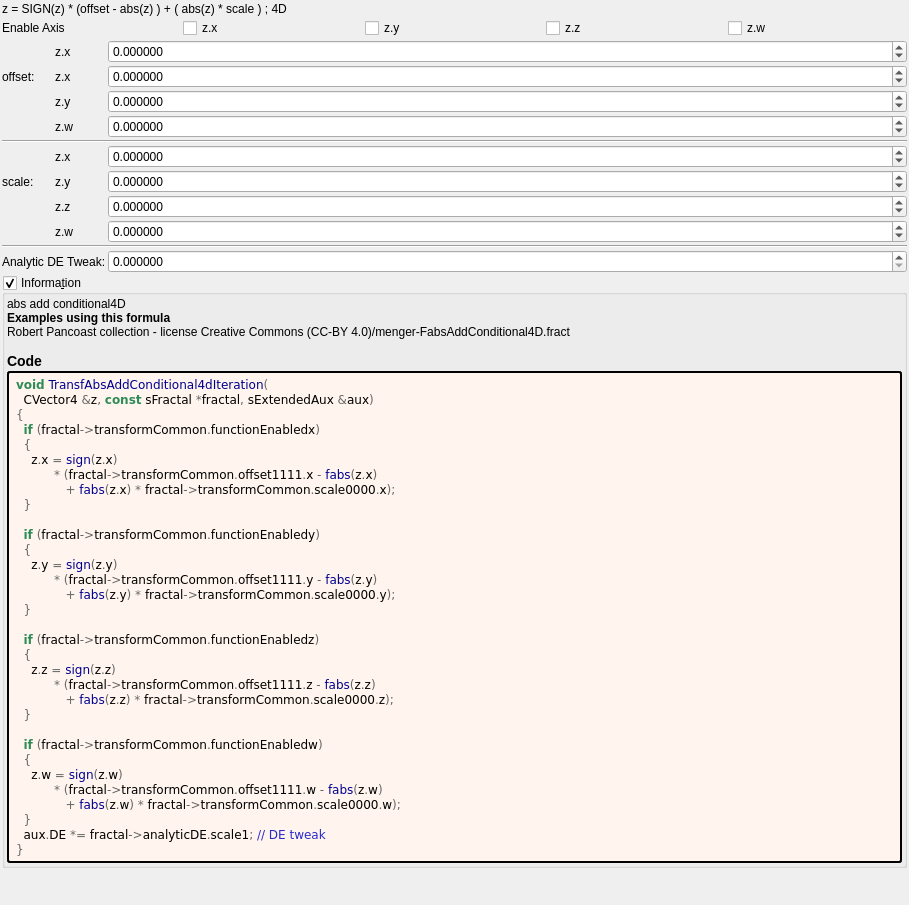
Above: mandelbulber2/deploy/share/mandelbulber2/formula/ui/transf_abs_add_conditional4d.ui from irinox-ctrl/mandelbulber2 before the change. Below: the same form after it.
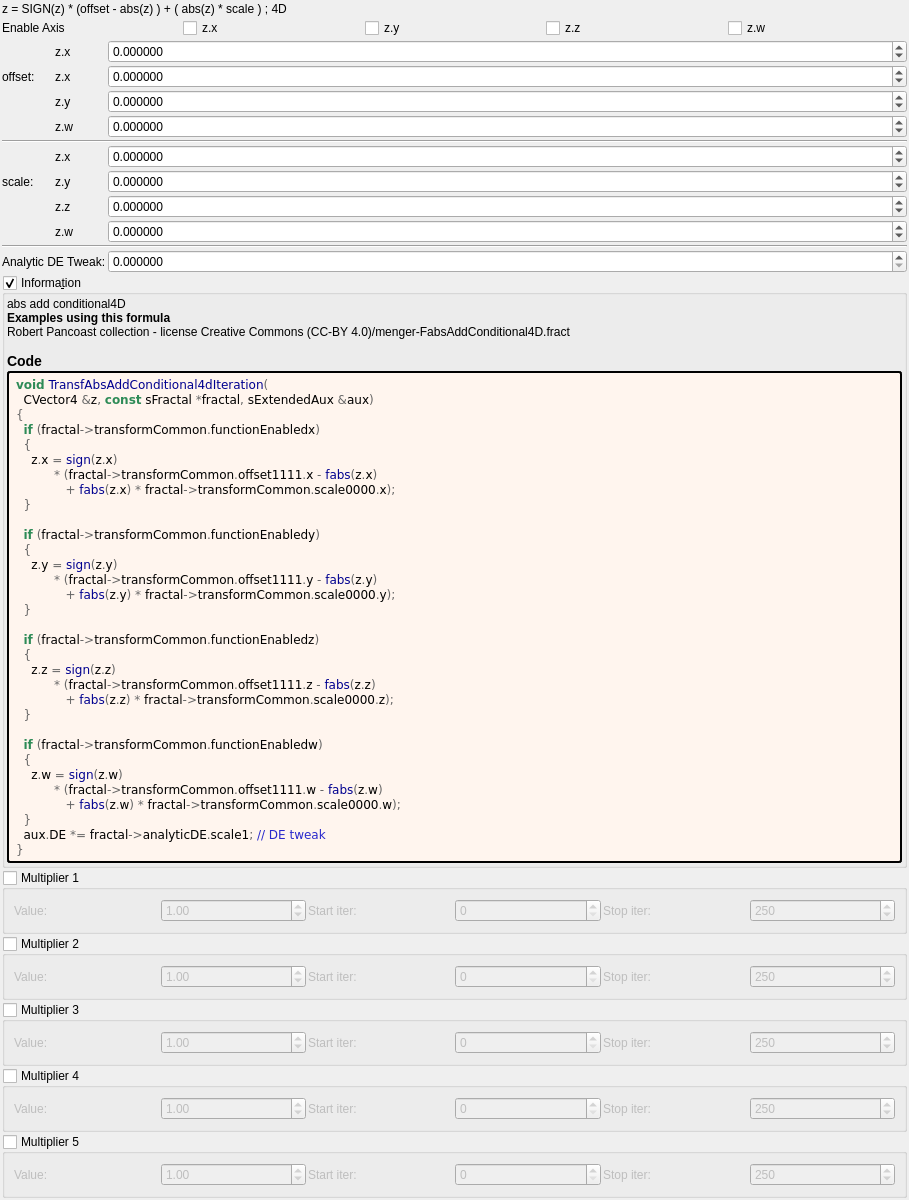
That is the form after the change. Custom widgets are drawn as their Qt base class.

Commit message:
feat: add 5 general-purpose multipliers to all 1007 fractal formulas
Each multiplier has:
- Checkbox (OFF by default)
- Value spinbox (default 1.0, range -100 to 100)
- Iteration start/stop range

Logic: z *= value; DE *= |value|;

Uses existing transformCommon parameters:
- Checkboxes: functionEnabledBx/By/Bz/Bw/CzFalse
- Values: scale4/5/6/8/16
- Ranges: startIterationsB-F/stopIterationsB-F

Modified 1007 .cpp (CPU), 1006 .cl (GPU), 1023 .ui files.
Both source (formula/) and deploy (deploy/share/) copies updated.

What changed in the file:
```diff
--- a/mandelbulber2/deploy/share/mandelbulber2/formula/ui/transf_abs_add_conditional4d.ui
+++ b/mandelbulber2/deploy/share/mandelbulber2/formula/ui/transf_abs_add_conditional4d.ui
@@ -529,6 +529,192 @@
      </layout>
     </widget>
    </item>
+   <item>
+    <widget class="MyGroupBox" name="groupCheck_transf_function_enabledBx_false">
+     <property name="title"><string>Multiplier 1</string></property>
+     <property name="checkable"><bool>true</bool></property>
+     <property name="checked"><bool>false</bool></property>
+     <layout class="QGridLayout" name="gridLayout_mult1">
+      <property name="spacing"><number>2</number></property>
+      <item row="0" column="0">
+       <widget class="QLabel"><property name="text"><string>Value:</string></property></widget>
+      </item>
+      <item row="0" column="1">
+       <widget class="MyDoubleSpinBox" name="spinbox_transf_scale_4">
+        <property name="minimum"><double>-100.0</double></property><property name="maximum"><double>100.0</double></property>
+        <property name="singleStep"><double>0.01</double></property><property name="value"><double>1.0</double></property>
+       </widget>
+      </item>
+      <item row="0" column="2">
+       <widget class="QLabel"><property name="text"><string>Start iter:</string></property></widget>
+      </item>
+      <item row="0" column="3">
+       <widget class="MySpinBox" name="spinboxInt_transf_start_iterations_B">
+        <property name="minimum"><number>0</number></property><property name="maximum"><number>10000</number></property>
+        <property name="value"><number>0</number></property>
+       </widget>
+      </item>
+      <item row="0" column="4">
+       <widget class="QLabel"><property name="text"><string>Stop iter:</string></property></widget>
+      </item>
+      <item row="0" column="5">
+       <widget class="MySpinBox" name="spinboxInt_transf_stop_iterations_B">
+        <property name="minimum"><number>0</number></property><property name="maximum"><number>10000</number></property>
+        <property name="value"><number>250</number></property>
+       </widget>
+      </item>
+     </layout>
+    </widget>
+   </item>
+   <item>
+    <widget class="MyGroupBox" name="groupCheck_transf_function_enabledBy_false">
+     <property name="title"><string>Multiplier 2</string></property>
+     <property name="checkable"><bool>true</bool></property>
+     <property name="checked"><bool>false</bool></property>
+     <layout class="QGridLayout" name="gridLayout_mult2">
+      <property name="spacing"><number>2</number></property>
+      <item row="0" column="0">
+       <widget class="QLabel"><property name="text"><string>Value:</string></property></widget>
+      </item>
+      <item row="0" column="1">
+       <widget class="MyDoubleSpinBox" name="spinbox_transf_scale_5">
+        <property name="minimum"><double>-100.0</double></property><property name="maximum"><double>100.0</double></property>
+        <property name="singleStep"><double>0.01</double></property><property name="value"><double>1.0</double></property>
+       </widget>
+      </item>
+      <item row="0" column="2">
+       <widget class="QLabel"><property name="text"><string>Start iter:</string></property></widget>
+      </item>
+      <item row="0" column="3">
+       <widget class="MySpinBox" name="spinboxInt_transf_start_iterations_C">
+        <property name="minimum"><number>0</number></property><property name="maximum"><number>10000</number></property>
+        <property name="value"><number>0</number></property>
+       </widget>
+      </item>
+      <item row="0" column="4">
+       <widget class="QLabel"><property name="text"><string>Stop iter:</string></property></widget>
+      </item>
+      <item row="0" column="5">
+       <widget class="MySpinBox" name="spinboxInt_transf_stop_iterations_C">
+        <property name="minimum"><number>0</number></property><property name="maximum"><number>10000</number></property>
+        <property name="value"><number>250</number></property>
+       </widget>
+      </item>
+     </layout>
+    </widget>
+   </item>
+   <item>
+    <widget class="MyGroupBox" name="groupCheck_transf_function_enabledBz_false">
+     <property name="title"><string>Multiplier 3</string></property>
+     <property name="checkable"><bool>true</bool></property>
+     <property name="checked"><bool>false</bool></property>
+     <layout class="QGridLayout" name="gridLayout_mult3">
+      <property name="spacing"><number>2</number></property>
+      <item row="0" column="0">
+       <widget class="QLabel"><property name="text"><string>Value:</string></property></widget>
+      </item>
+      <item row="0" column="1">
+       <widget class="MyDoubleSpinBox" name="spinbox_transf_scale_6">
+        <property name="minimum"><double>-100.0</double></property><property name="maximum"><double>100.0</double></property>
+        <property name="singleStep"><double>0.01</double></property><property name="value"><double>1.0</double></property>
+       </widget>
+      </item>
+      <item row="0" column="2">
+       <widget class="QLabel"><property name="text"><string>Start iter:</string></property></widget>
+      </item>
+      <item row="0" column="3">
+       <widget class="MySpinBox" name="spinboxInt_transf_start_iterations_D">
+        <property name="minimum"><number>0</number></property><property name="maximum"><number>10000</number></property>
+        <property name="value"><number>0</number></property>
+       </widget>
+      </item>
+      <item row="0" column="4">
+       <widget class="QLabel"><property name="text"><string>Stop iter:</string></property></widget>
+      </item>
+      <item row="0" column="5">
+       <widget class="MySpinBox" name="spinboxInt_transf_stop_iterations_D">
+        <property name="minimum"><number>0</number></property><property name="maximum"><number>10000</number></property>
+        <property name="value"><number>250</number></property>
+       </widget>
+      </item>
+     </layout>
+    </widget>
+   </item>
+   <item>
+    <widget class="MyGroupBox" name="groupCheck_transf_function_enabledBw_false">
+     <property name="title"><string>Multiplier 4</string></property>
+     <property name="checkable"><bool>true</bool></property>
+     <property name="checked"><bool>false</bool></property>
+     <layout class="QGridLayout" name="gridLayout_mult4">
+      <property name="spacing"><number>2</number></property>
+      <item row="0" column="0">
+       <widget class="QLabel"><property name="text"><string>Value:</string></property></widget>
+      </item>
+      <item row="0" column="1">
+       <widget class="MyDoubleSpinBox" name="spinbox_transf_scale_8">
+        <property name="minimum"><double>-100.0</double></property><property name="maximum"><double>100.0</double></property>
+        <property name="singleStep"><double>0.01</double></property><property name="value"><double>1.0</double></property>
+       </widget>
+      </item>
+      <item row="0" column="2">
+       <widget class="QLabel"><property name="text"><string>Start iter:</string></property></widget>
+      </item>
+      <item row="0" column="3">
+       <widget class="MySpinBox" name="spinboxInt_transf_start_iterations_E">
+        <property name="minimum"><number>0</number></property><property name="maximum"><number>10000</number></property>
+        <property name="value"><number>0</number></property>
+       </widget>
+      </item>
+      <item row="0" column="4">
+       <widget class="QLabel"><property name="text"><string>Stop iter:</string></property></widget>
+      </item>
+      <item row="0" column="5">
+       <widget class="MySpinBox" name="spinboxInt_transf_stop_iterations_E">
+        <property name="minimum"><number>0</number></property><property name="maximum"><number>10000</number></property>
+        <property name="value"><number>250</number></property>
+       </widget>
+      </item>
+     </layout>
+    </widget>
+   </item>
+   <item>
+    <widget class="MyGroupBox" name="groupCheck_transf_function_enabledCz_false">
+     <property name="title"><string>Multiplier 5</string></property>
+     <property name="checkable"><bool>true</bool></property>
+     <property name="checked"><bool>false</bool></property>
+     <layout class="QGridLayout" name="gridLayout_mult5">
+      <property name="spacing"><number>2</number></property>
+      <item row="0" column="0">
+       <widget class="QLabel"><property name="text"><string>Value:</string></property></widget>
+      </item>
+      <item row="0" column="1">
+       <widget class="MyDoubleSpinBox" name="spinbox_transf_scale_16">
+        <property name="minimum"><double>-100.0</double></property><property name="maximum"><double>100.0</double></property>
+        <property name="singleStep"><double>0.01</double></property><property name="value"><double>1.0</double></property>
+       </widget>
+      </item>
+      <item row="0" column="2">
+       <widget class="QLabel"><property name="text"><string>Start iter:</string></property></widget>
+      </item>
+      <item row="0" column="3">
+       <widget class="MySpinBox" name="spinboxInt_transf_start_iterations_F">
+        <property name="minimum"><number>0</number></property><property name="maximum"><number>10000</number></property>
+        <property name="value"><number>0</number></property>
+       </widget>
+      </item>
+      <item row="0" column="4">
+       <widget class="QLabel"><property name="text"><string>Stop iter:</string></property></widget>
+      </item>
+      <item row="0" column="5">
+       <widget class="MySpinBox" name="spinboxInt_transf_stop_iterations_F">
+        <property name="minimum"><number>0</number></property><property name="maximum"><number>10000</number></property>
+        <property name="value"><number>250</number></property>
+       </widget>
+      </item>
+     </layout>
+    </widget>
+   </item>
+
    <item>
     <spacer name="verticalSpacer">
      <property name="orientation">
@@ -561,6 +747,11 @@
    <extends>QCheckBox</extends>
    <header>my_check_box.h</header>
   </customwidget>
+   <customwidget>
+   <class>MySpinBox</class>
+   <extends>QSpinBox</extends>
+   <header>my_spin_box.h</header>
+  </customwidget>
  </customwidgets>
  <tabstops>
   <tabstop>spinbox4_transf_offset_1111_x</tabstop>
```
The commit also changes 3972 other files.
